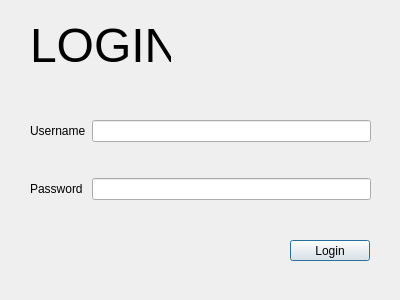
Before: the Qt Designer form libsys/login.ui in Hydralyph/cs106-librarysystem, drawn with Qt 5.
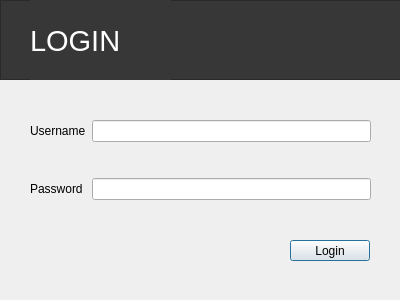
After: the same form once the commit is applied.

Patch:
```diff
--- a/libsys/login.ui
+++ b/libsys/login.ui
@@ -62,24 +62,49 @@
     <string>Login</string>
    </property>
   </widget>
+  <widget class="QFrame" name="header">
+   <property name="geometry">
+    <rect>
+     <x>0</x>
+     <y>0</y>
+     <width>401</width>
+     <height>80</height>
+    </rect>
+   </property>
+   <property name="styleSheet">
+    <string notr="true">background-color: #373737;</string>
+   </property>
+   <property name="frameShape">
+    <enum>QFrame::StyledPanel</enum>
+   </property>
+   <property name="frameShadow">
+    <enum>QFrame::Raised</enum>
+   </property>
   <widget class="QLabel" name="label_3">
    <property name="geometry">
     <rect>
      <x>30</x>
-     <y>20</y>
+      <y>0</y>
      <width>141</width>
-     <height>51</height>
+      <height>81</height>
     </rect>
    </property>
    <property name="font">
     <font>
-     <pointsize>36</pointsize>
-    </font>
-   </property>
+      <pointsize>22</pointsize>
+     </font>
+    </property>
+    <property name="styleSheet">
+     <string notr="true">color: rgb(255, 255, 255)</string>
+    </property>
    <property name="text">
     <string>LOGIN</string>
    </property>
   </widget>
+  </widget>
+  <zorder>header</zorder>
+  <zorder>gridLayoutWidget</zorder>
+  <zorder>login</zorder>
  </widget>
  <resources/>
  <connections/>
```
Lines whose indentation alone changed are shown as unchanged.
